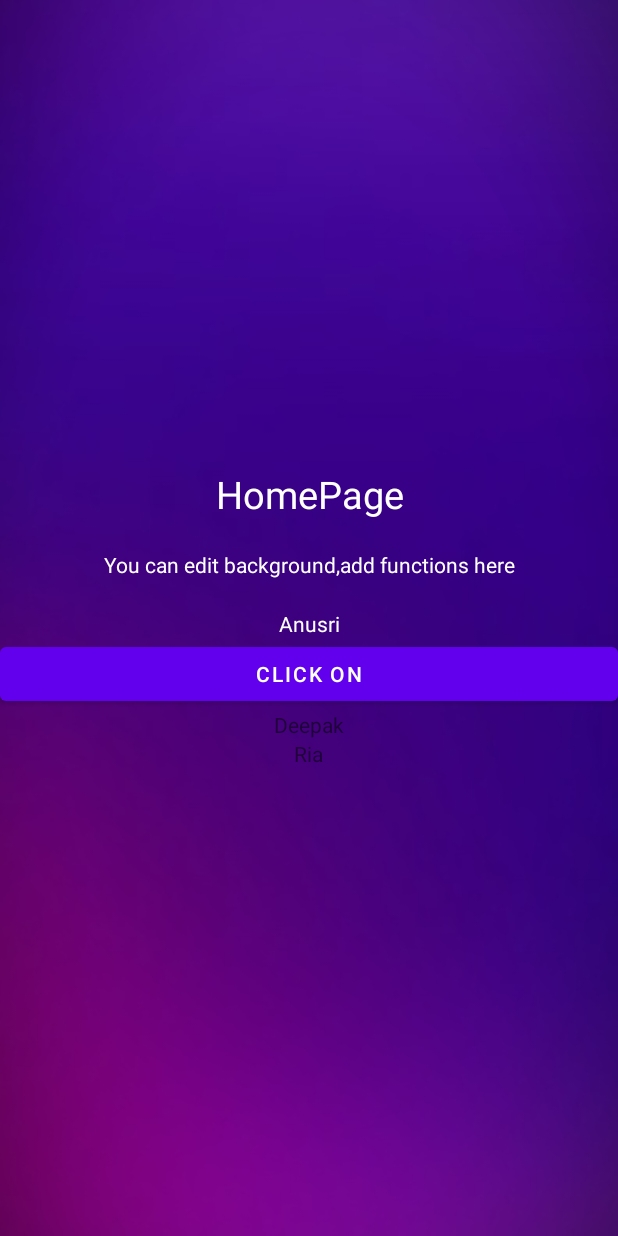
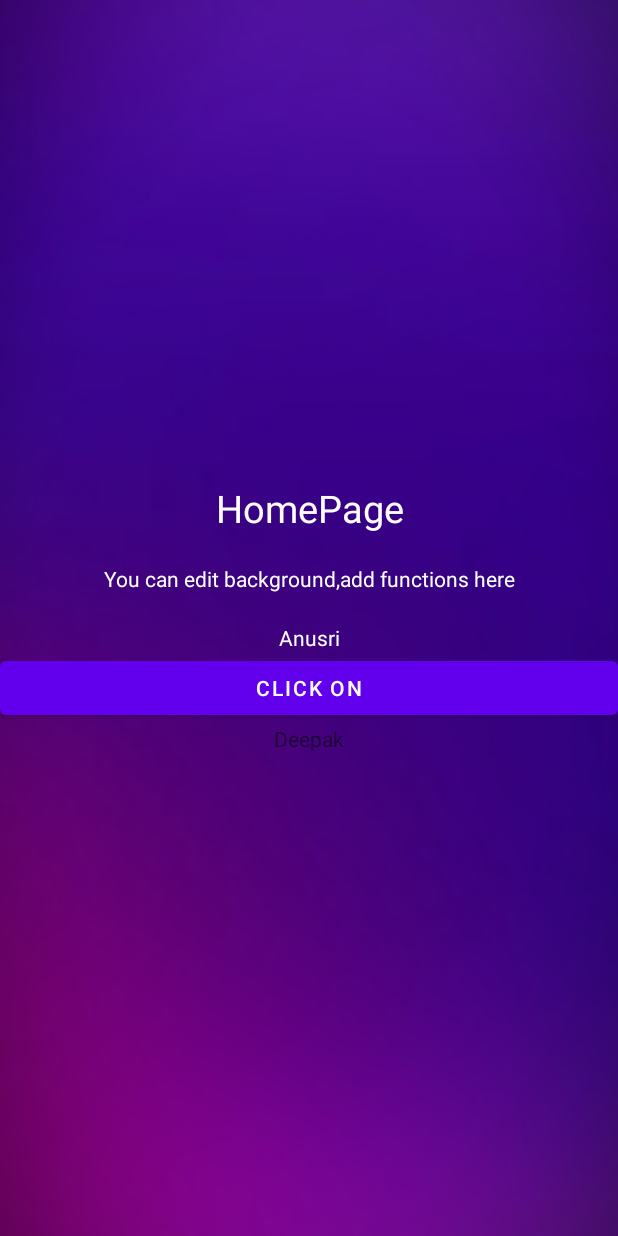
Before and after one commit to nishanthan22/Reverb, an Android app: the screen it shows after launch (HomePage), on a phone screen of 412 x 824 dp. Run offline under Robolectric (Android 15) with nearby library versions, the phone set to English and light mode, and no system bars; Roboto replaces fonts that are not available here.

Commit message:
Revert "Changes Done By Ria."

```diff
--- a/app/src/main/res/layout/activity_home_page.xml
+++ b/app/src/main/res/layout/activity_home_page.xml
@@ -37,9 +37,5 @@
         android:layout_width="wrap_content"
         android:layout_height="wrap_content"
         android:text="Deepak"/>
-    <TextView
-        android:layout_width="wrap_content"
-        android:layout_height="wrap_content"
-        android:text="Ria"/>
 
 </LinearLayout>
```
